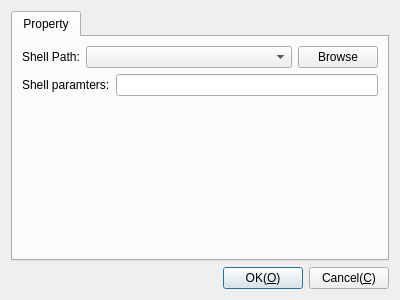
The window that Plugins/Terminal/DlgSettingsTerminal.ui (KangLin/RabbitRemoteControl) describes before a commit, drawn with Qt 5.
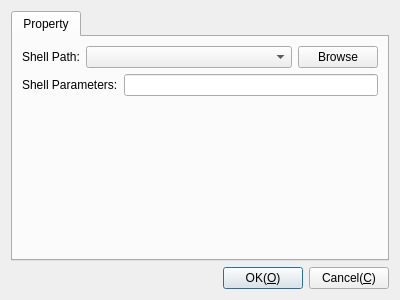
The same window after the commit.

Patch:
```diff
--- a/Plugins/Terminal/DlgSettingsTerminal.ui
+++ b/Plugins/Terminal/DlgSettingsTerminal.ui
@@ -91,7 +91,7 @@
          <item>
           <widget class="QLabel" name="label_2">
            <property name="text">
-            <string>Shell paramters:</string>
+            <string>Shell Parameters:</string>
            </property>
           </widget>
          </item>
```
